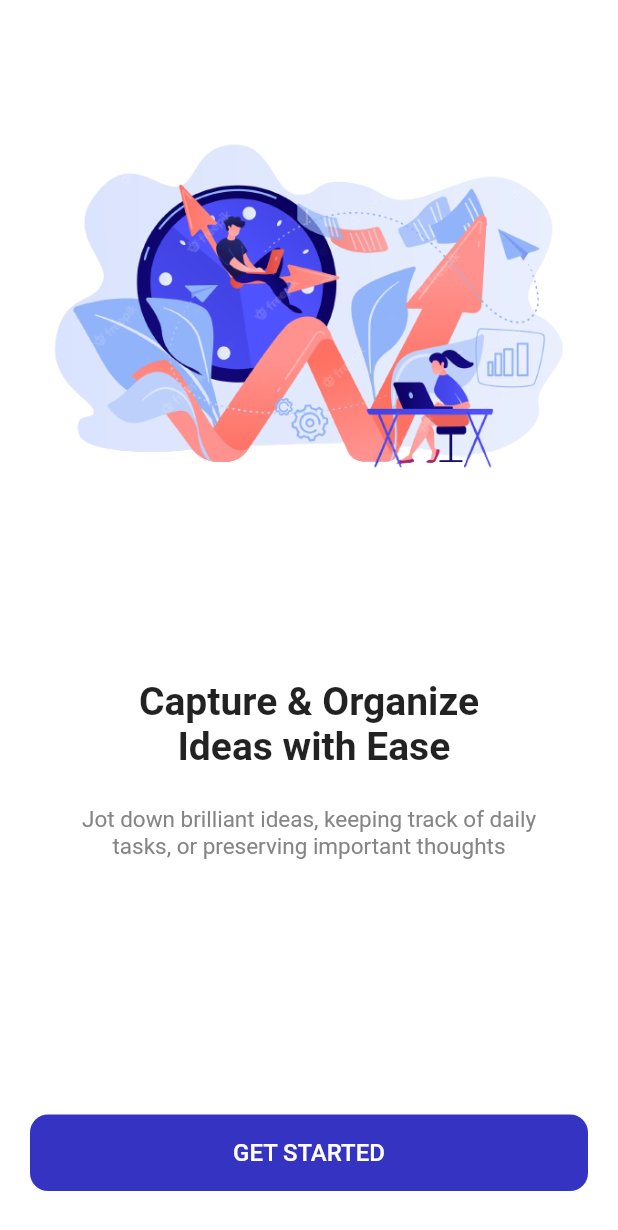
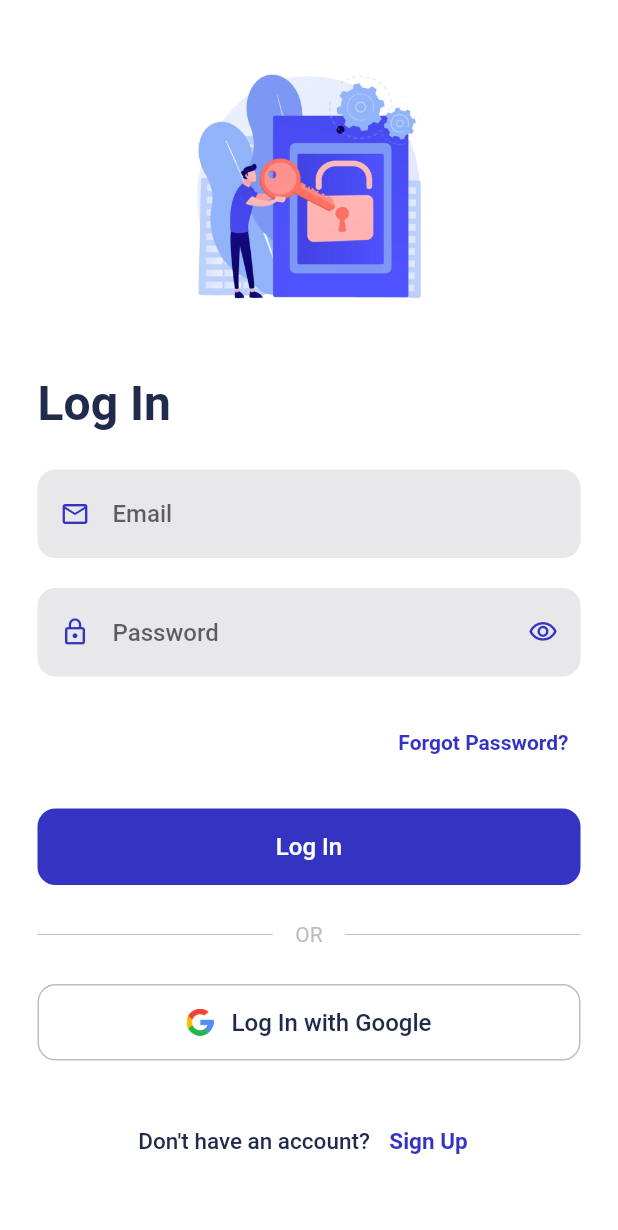
Before and after one commit to KhalidSaifullahFuad/notes_keeper, a Flutter app: the screen it shows after launch, after a tap on "GET STARTED", on a phone screen of 412 x 824 dp. Shown: the top 1230 px of the screen. Run offline on Flutter 3.47's test engine with Material 2 defaults, Android fonts, the phone set to English and light mode, and no system bars; our stand-ins replace device_preview.

Commit message:
style: design login screen

```diff
--- a/lib/core/app_exports.dart
+++ b/lib/core/app_exports.dart
@@ -6,6 +6,10 @@ export '../routes/app_routes.dart';
 
 // Widgets
 export '../presentation/widgets/primary_button.dart';
+export '../presentation/widgets/text_input_field.dart';
+export '../presentation/widgets/login_with_google_button.dart';
+export '../presentation/widgets/link_text_button.dart';
 
 // Screens
 export '../presentation/screens/start_screen.dart';
+export '../presentation/screens/login_screen.dart';
--- /dev/null
+++ b/lib/presentation/screens/login_screen.dart
@@ -0,0 +1,207 @@
+import 'package:flutter/material.dart';
+
+import 'package:notes_keeper/core/app_exports.dart';
+
+class LoginScreen extends StatefulWidget {
+  const LoginScreen({Key? key}) : super(key: key);
+
+  @override
+  State<LoginScreen> createState() => _LoginScreenState();
+}
+
+class _LoginScreenState extends State<LoginScreen> {
+  // final UserViewModel _userViewModel = UserViewModel();
+  final GlobalKey<FormState> _formKey = GlobalKey<FormState>();
+  final TextEditingController _emailController = TextEditingController();
+  final TextEditingController _passwordController = TextEditingController();
+  String? _emailError;
+  String? _passwordError;
+
+  void _clearErrors() {
+    _emailError = null;
+    _passwordError = null;
+  }
+
+  String? _validateEmail(String? value) {
+    if (value == null || value.isEmpty) {
+      _clearErrors();
+      return 'Please enter your email';
+    }
+
+    return null;
+  }
+
+  String? _validatePassword(String? value) {
+    if (value == null || value.isEmpty) {
+      _clearErrors();
+      return 'Please enter your password';
+    }
+    return null;
+  }
+
+  @override
+  Widget build(BuildContext context) {
+    ColorScheme colorScheme = Theme.of(context).colorScheme;
+    Color backgroundColor = colorScheme.background;
+    Color secondaryColor = colorScheme.secondary;
+
+    return Scaffold(
+      backgroundColor: backgroundColor,
+      body: SafeArea(
+        child: ScaffoldMessenger(
+          child: ScrollConfiguration(
+            behavior: ScrollConfiguration.of(context).copyWith(
+              scrollbars: false,
+            ),
+            child: SingleChildScrollView(
+              physics: const BouncingScrollPhysics(),
+              child: Padding(
+                padding: const EdgeInsets.symmetric(horizontal: 25.0),
+                child: Form(
+                  key: _formKey,
+                  child: Column(
+                    crossAxisAlignment: CrossAxisAlignment.center,
+                    children: [
+                      Image.asset(
+                        'assets/images/login.png',
+                        width: 200,
+                        height: 250,
+                      ),
+                      Align(
+                        alignment: Alignment.centerLeft,
+                        child: Text(
+                          'Log In',
+                          style: TextStyle(
+                            color: colorScheme.onBackground,
+                            fontSize: 32.0,
+                            fontWeight: FontWeight.bold,
+                          ),
+                        ),
+                      ),
+                      const SizedBox(height: 25),
+                      TextInputField(
+                        controller: _emailController,
+                        validator: _validateEmail,
+                        hintText: 'Email',
+                        prefixIcon: Icons.email_outlined,
+                        keyboardType: TextInputType.emailAddress,
+                        errorText: _emailError,
+                        onChanged: (_) =>
+                            {_clearErrors(), _emailError = "TEst"},
+                      ),
+                      const SizedBox(height: 20),
+                      TextInputField(
+                        controller: _passwordController,
+                        validator: _validatePassword,
+                        hintText: 'Password',
+                        prefixIcon: Icons.lock_outline,
+                        keyboardType: TextInputType.visiblePassword,
+                        isPassword: true,
+                        errorText: _passwordError,
+                        onChanged: (_) => _clearErrors(),
+                      ),
+                      const SizedBox(height: 20),
+                      Align(
+                        alignment: Alignment.centerRight,
+                        child: LinkTextButton(
+                          text: 'Forgot Password?',
+                          fontSize: 14.0,
+                          onPressed: () {},
+                        ),
+                      ),
+                      const SizedBox(height: 20),
+                      PrimaryButton(
+                        buttonText: "Log In",
+                        onPressed: () {
+                          _loginUser();
+                        },
+                      ),
+                      Padding(
+                        padding: const EdgeInsets.symmetric(vertical: 25.0),
+                        child: Row(
+                          children: [
+                            Expanded(child: Divider(color: secondaryColor)),
+                            Padding(
+                              padding:
+                                  const EdgeInsets.symmetric(horizontal: 15.0),
+                              child: Text(
+                                'OR',
+                                style: TextStyle(
+                                  color: secondaryColor,
+                                  fontSize: 14,
+                                ),
+                              ),
+                            ),
+                            Expanded(
+                              child: Divider(color: secondaryColor),
+                            ),
+                          ],
+                        ),
+                      ),
+                      LoginWithGoogleButton(
+                        buttonText: "Log In with Google",
+                        onPressed: () {},
+                      ),
+                      const SizedBox(height: 30),
+                      Row(
+                        mainAxisAlignment: MainAxisAlignment.center,
+                        children: [
+                          Text(
+                            "Don't have an account?",
+                            style: TextStyle(
+                              color: Theme.of(context).colorScheme.onBackground,
+                              fontWeight: FontWeight.w500,
+                              fontSize: 15.0,
+                            ),
+                          ),
+                          const SizedBox(width: 5),
+                          LinkTextButton(
+                            text: "Sign Up",
+                            onPressed: () {},
+                          )
+                        ],
+                      ),
+                      const SizedBox(height: 20),
+                    ],
+                  ),
+                ),
+              ),
+            ),
+          ),
+        ),
+      ),
+    );
+  }
+
+  void _loginUser() async {
+    String email = _emailController.text;
+    String password = _passwordController.text;
+
+    if (_formKey.currentState!.validate()) {
+      // Perform sign-in here if validation succeeds
+    }
+
+    // bool isUserLoggedIn = await _userViewModel.loginUser(email, password);
+
+    // if (isUserLoggedIn) {
+    //   Navigator.of(context).pushReplacement(
+    //     MaterialPageRoute(
+    //       builder: (context) {
+    //         return NotesScreen();
+    //       },
+    //     ),
+    //   );
+    // } else {
+    //   _showSnackBar('Invalid email or password', color: Colors.red);
+    // }
+  }
+
+  void _showSnackBar(String message, {Color color = Colors.black}) {
+    ScaffoldMessenger.of(context).showSnackBar(
+      SnackBar(
+        content: Text(message),
+        backgroundColor: color,
+      ),
+    );
+  }
+}
--- a/lib/presentation/screens/start_screen.dart
+++ b/lib/presentation/screens/start_screen.dart
@@ -58,11 +58,11 @@ class StartScreen extends StatelessWidget {
                 ],
               ),
               Container(
-                padding: const EdgeInsets.symmetric(vertical: 30),
+                padding: const EdgeInsets.symmetric(vertical: 20),
                 child: PrimaryButton(
-                  'GET STARTED',
-                  () {
-                    Navigator.of(context).pushNamed('/get_started');
+                  buttonText: 'GET STARTED',
+                  onPressed: () {
+                    Navigator.of(context).pushNamed('/login');
                   },
                 ),
               ),
--- /dev/null
+++ b/lib/presentation/widgets/link_text_button.dart
@@ -0,0 +1,28 @@
+import 'package:flutter/material.dart';
+
+class LinkTextButton extends StatelessWidget {
+  final String text;
+  final double fontSize;
+  final void Function()? onPressed;
+
+  const LinkTextButton(
+      {super.key,
+      required this.text,
+      this.fontSize = 15.0,
+      required this.onPressed});
+
+  @override
+  Widget build(BuildContext context) {
+    return TextButton(
+      onPressed: onPressed,
+      child: Text(
+        text,
+        style: TextStyle(
+          color: Theme.of(context).colorScheme.primary,
+          fontSize: fontSize,
+          fontWeight: FontWeight.bold,
+        ),
+      ),
+    );
+  }
+}
--- /dev/null
+++ b/lib/presentation/widgets/login_with_google_button.dart
@@ -0,0 +1,57 @@
+import 'package:flutter/material.dart';
+
+class LoginWithGoogleButton extends StatelessWidget {
+  final String buttonText;
+  final VoidCallback onPressed;
+
+  const LoginWithGoogleButton(
+      {Key? key, required this.buttonText, required this.onPressed})
+      : super(key: key);
+
+  @override
+  Widget build(BuildContext context) {
+    return ElevatedButton(
+      style: ElevatedButton.styleFrom(
+        backgroundColor: Theme.of(context).colorScheme.background,
+        shape: RoundedRectangleBorder(
+          borderRadius: BorderRadius.circular(12.0),
+          side: BorderSide(
+            width: 1.0,
+            color: Theme.of(context).colorScheme.secondary,
+          ),
+        ),
+        elevation: 0,
+      ),
+      onPressed: onPressed,
+      child: Container(
+        width: double.infinity,
+        alignment: Alignment.center,
+        padding: const EdgeInsets.symmetric(
+          vertical: 16,
+          horizontal: 20,
+        ),
+        child: Row(
+          mainAxisAlignment: MainAxisAlignment.center,
+          children: [
+            Image.asset(
+              'assets/images/google_logo.png',
+              width: 18,
+              height: 18,
+            ),
+            const SizedBox(width: 12),
+            Text(
+              buttonText,
+              style: TextStyle(
+                fontSize: 16,
+                color: Theme.of(context)
+                    .colorScheme
+                    .onBackground, // Color.fromARGB(255, 61, 61, 61),
+                fontWeight: FontWeight.w500,
+              ),
+            ),
+          ],
+        ),
+      ),
+    );
+  }
+}
--- a/lib/presentation/widgets/primary_button.dart
+++ b/lib/presentation/widgets/primary_button.dart
@@ -4,12 +4,13 @@ class PrimaryButton extends StatelessWidget {
   final String buttonText;
   final VoidCallback onPressed;
 
-  const PrimaryButton(this.buttonText, this.onPressed, {super.key});
+  const PrimaryButton(
+      {super.key, required this.buttonText, required this.onPressed});
 
   @override
   Widget build(BuildContext context) {
     return ElevatedButton(
-      style: ElevatedButton.styleFrom(
+    style: ElevatedButton.styleFrom(
         backgroundColor: Theme.of(context).colorScheme.primary,
         shape: RoundedRectangleBorder(
           borderRadius: BorderRadius.circular(12.0),
@@ -30,6 +31,7 @@ class PrimaryButton extends StatelessWidget {
           style: const TextStyle(
             fontSize: 16,
             color: Colors.white,
+            fontWeight: FontWeight.w500,
           ),
         ),
       ),
--- /dev/null
+++ b/lib/presentation/widgets/text_input_field.dart
@@ -0,0 +1,116 @@
+import 'package:flutter/material.dart';
+
+class TextInputField extends StatefulWidget {
+  final TextEditingController controller;
+  final String hintText;
+  final IconData prefixIcon;
+  final TextInputType keyboardType;
+  final String? Function(String?)? validator;
+  final bool isPassword;
+  final void Function(String)? onChanged;
+  final TextInputAction textInputAction;
+  final String? errorText;
+
+  const TextInputField({
+    super.key,
+    required this.controller,
+    required this.hintText,
+    required this.prefixIcon,
+    required this.keyboardType,
+    this.validator,
+    this.isPassword = false,
+    this.onChanged,
+    this.textInputAction = TextInputAction.done,
+    this.errorText,
+  });
+
+  @override
+  _TextInputFieldState createState() => _TextInputFieldState();
+}
+
+class _TextInputFieldState extends State<TextInputField> {
+  bool _isObscure = true;
+
+  @override
+  Widget build(BuildContext context) {
+    return TextFormField(
+      controller: widget.controller,
+      validator: widget.validator,
+      keyboardAppearance: Theme.of(context).brightness,
+      textAlignVertical: TextAlignVertical.center,
+      textInputAction: widget.textInputAction,
+      onChanged: widget.onChanged,
+      style: const TextStyle(
+        fontSize: 16.0,
+        fontWeight: FontWeight.w500,
+      ),
+      keyboardType: widget.keyboardType,
+      obscureText: _isObscure && widget.isPassword,
+      cursorColor: Theme.of(context).colorScheme.primary,
+      decoration: InputDecoration(
+        prefixIconConstraints: const BoxConstraints(minWidth: 50),
+        prefixIcon: Icon(
+          widget.prefixIcon,
+          color: Theme.of(context).colorScheme.primary,
+          size: 20.0,
+        ),
+        suffixIconConstraints: const BoxConstraints(minWidth: 50),
+        suffixIcon: widget.isPassword
+            ? IconButton(
+                onPressed: () {
+                  setState(() {
+                    _isObscure = !_isObscure;
+                  });
+                },
+                icon: Icon(
+                  _isObscure
+                      ? Icons.visibility_outlined
+                      : Icons.visibility_off_outlined,
+                  color: Theme.of(context).colorScheme.primary,
+                  size: 20.0,
+                ),
+                splashRadius: 30.0,
+              )
+            : null,
+        // labelText: widget.hintText,
+        hintText: widget.hintText,
+        errorText: widget.errorText,
+        errorStyle: TextStyle(
+          color: Theme.of(context).colorScheme.error,
+          fontWeight: FontWeight.w500,
+        ),
+        focusedBorder: OutlineInputBorder(
+          borderRadius: BorderRadius.circular(12.0),
+          borderSide: BorderSide(
+            color: Theme.of(context).colorScheme.primary,
+            width: 1.0,
+          ),
+        ),
+        enabledBorder: OutlineInputBorder(
+          borderSide: const BorderSide(
+            color: Colors.transparent,
+            width: 1.0,
+          ),
+          borderRadius: BorderRadius.circular(12.0),
+        ),
+        errorBorder: OutlineInputBorder(
+          borderSide: BorderSide(
+            width: 1.0,
+            color: Theme.of(context).colorScheme.error,
+          ),
+          borderRadius: BorderRadius.circular(12.0),
+        ),
+        focusedErrorBorder: OutlineInputBorder(
+          borderSide: BorderSide(
+            width: 1.0,
+            color: Theme.of(context).colorScheme.error,
+          ),
+          borderRadius: BorderRadius.circular(12.0),
+        ),
+        filled: true,
+        fillColor: Theme.of(context).colorScheme.surface,
+        hoverColor: Theme.of(context).colorScheme.surface,
+      ),
+    );
+  }
+}
--- a/lib/routes/app_routes.dart
+++ b/lib/routes/app_routes.dart
@@ -4,4 +4,5 @@ import 'package:notes_keeper/core/app_exports.dart';
 
 final Map<String, WidgetBuilder> routes = {
   '/get_started': (context) => const StartScreen(),
+  '/login': (context) => const LoginScreen(),
 };
--- a/lib/theme/app_theme.dart
+++ b/lib/theme/app_theme.dart
@@ -6,19 +6,24 @@ ThemeData lightTheme = ThemeData(
   colorScheme: ColorScheme.light(
     background: Colors.white,
     primary: const Color(0xFF3534C2),
-    secondary: Colors.grey.shade300,
+    surface: const Color(0xFFE8E8EB),
+    secondary: Colors.grey.shade400,
+    onBackground: const Color(0xFF202A4B),
     onPrimary: Colors.white,
     onSecondary: Colors.black,
+    error: const Color(0xFFD32F2F), //Color(0xFFD8352A),
   ),
 );
 
 ThemeData darkTheme = ThemeData(
   brightness: Brightness.dark,
   colorScheme: ColorScheme.dark(
-    background: Colors.black,
-    primary: Colors.grey.shade900,
+    background: const Color(0xFF1E1E1E),
+    primary: const Color(0xFF51519E),
+    surface: const Color(0xFF1A1A1A),
     secondary: Colors.grey.shade800,
     onPrimary: Colors.white,
     onSecondary: Colors.grey.shade50,
+    error: const Color(0xFFD32F2F),
   ),
 );
--- /dev/null
+++ b/lib/theme/colors.dart
@@ -0,0 +1,4 @@
+import 'package:flutter/material.dart';
+
+const Color primaryColor = Color(0xFF3534C2);
+const Color secondaryColor = Colors.green;
--- /dev/null
+++ b/lib/theme/text_styles.dart
@@ -0,0 +1,10 @@
+import 'package:flutter/material.dart';
+
+const TextStyle headingStyle = TextStyle(
+  fontSize: 24,
+  fontWeight: FontWeight.bold,
+);
+
+const TextStyle bodyTextStyle = TextStyle(
+  fontSize: 16,
+);
```
Also changed, not shown: pubspec.yaml (+9 -9 lines), assets/images/google_logo.png (renamed from assets/images/google.png), assets/images/login.png (added).
